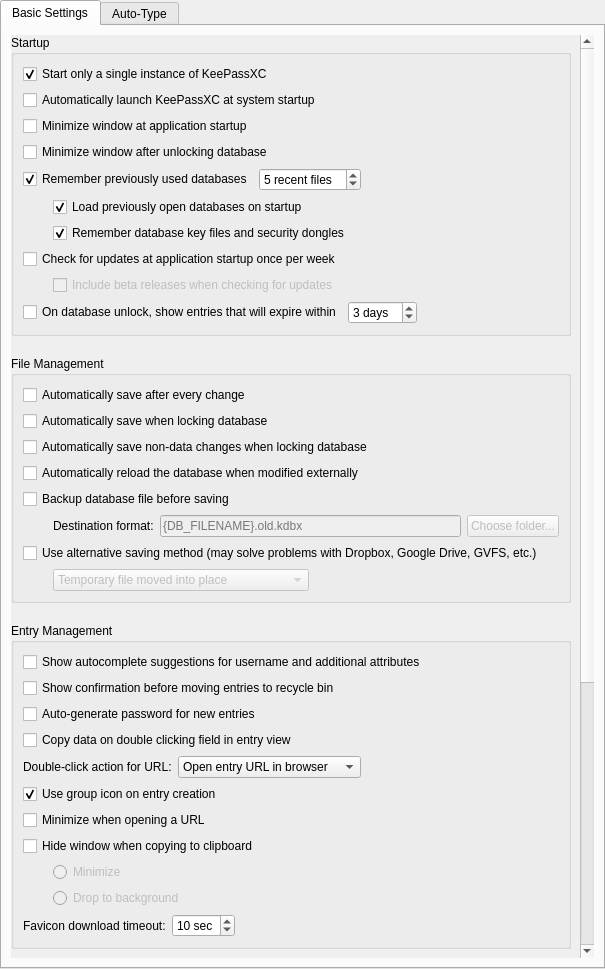
Qt form src/gui/ApplicationSettingsWidgetGeneral.ui (keepassxreboot/keepassxc) before a commit.
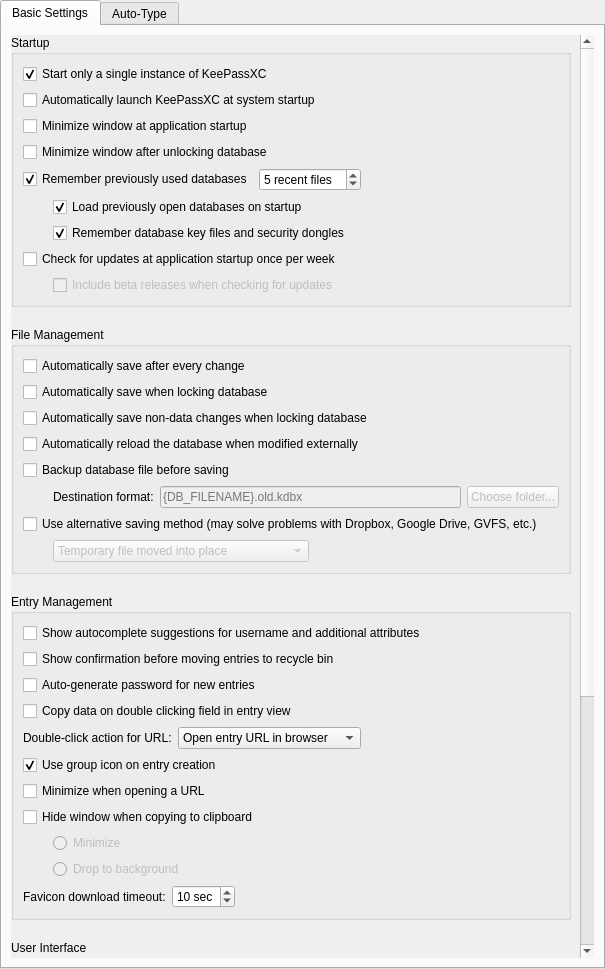
The same form after that commit. Custom widgets are drawn as their Qt base class.

Commit message: feat: remove expired entries settings and related UI components

```diff
--- a/src/gui/ApplicationSettingsWidgetGeneral.ui
+++ b/src/gui/ApplicationSettingsWidgetGeneral.ui
@@ -267,61 +267,6 @@
                 </item>
                </layout>
               </item>
-              <item>
-               <layout class="QHBoxLayout" name="horizontalLayout_5">
-                <property name="spacing">
-                 <number>6</number>
-                </property>
-                <property name="sizeConstraint">
-                 <enum>QLayout::SizeConstraint::SetMaximumSize</enum>
-                </property>
-                <item>
-                 <widget class="QCheckBox" name="showExpiredEntriesOnDatabaseUnlockCheckBox">
-                  <property name="text">
-                   <string>On database unlock, show entries that will expire within</string>
-                  </property>
-                 </widget>
-                </item>
-                <item>
-                 <widget class="QSpinBox" name="showExpiredEntriesOnDatabaseUnlockOffsetSpinBox">
-                  <property name="enabled">
-                   <bool>true</bool>
-                  </property>
-                  <property name="focusPolicy">
-                   <enum>Qt::FocusPolicy::StrongFocus</enum>
-                  </property>
-                  <property name="accessibleName">
-                   <string>On database unlock, show entries that will expire within </string>
-                  </property>
-                  <property name="suffix">
-                   <string comment="number of days warning for password expiration"> days</string>
-                  </property>
-                  <property name="minimum">
-                   <number>0</number>
-                  </property>
-                  <property name="maximum">
-                   <number>90</number>
-                  </property>
-                  <property name="value">
-                   <number>3</number>
-                  </property>
-                 </widget>
-                </item>
-                <item>
-                 <spacer name="showExpiredEntriesSpacer">
-                  <property name="orientation">
-                   <enum>Qt::Orientation::Horizontal</enum>
-                  </property>
-                  <property name="sizeHint" stdset="0">
-                   <size>
-                    <width>40</width>
-                    <height>20</height>
-                   </size>
-                  </property>
-                 </spacer>
-                </item>
-               </layout>
-              </item>
              </layout>
             </widget>
            </item>
```
Left out of the diff: 2 changed lines with no effect on the pictures. The commit also changes 11 other files.
